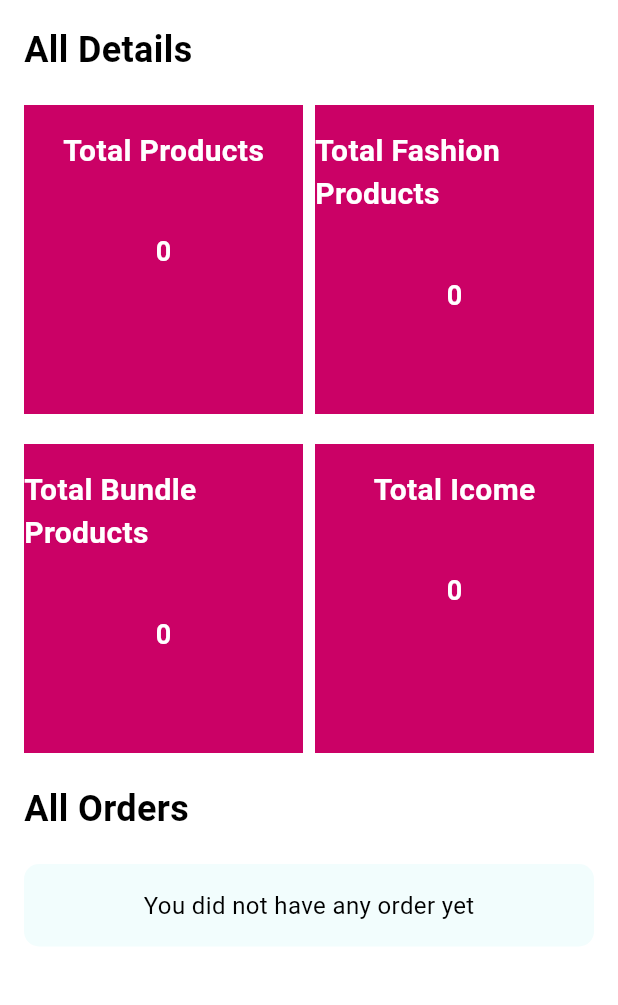
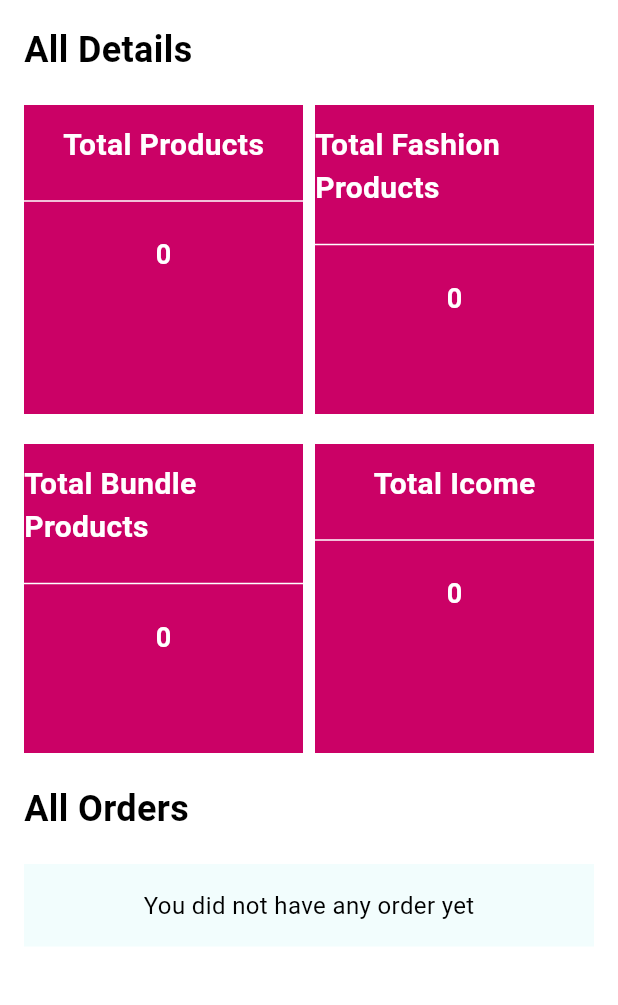
Before and after one commit to ba138/Citta_Admin_Panel, a Flutter app: the MainScreen screen opened directly, on a phone screen of 412 x 824 dp, the part 108-1113 px from its top. Run offline on Flutter 3.47's test engine with Material 3 defaults, Android fonts, the phone set to English and light mode, and no system bars; our stand-ins replace cloud_firestore, fancy_shimmer_image, firebase_auth, firebase_core, firebase_storage, fluttertoast and 2 more; missing offline and left inert: dart:html; accounts and stored records are empty; key blocks and very long unbroken strings in the code were emptied for the run.

Commit message:
changes to make ui better

```diff
--- a/lib/screens/dashboard_screen.dart
+++ b/lib/screens/dashboard_screen.dart
@@ -156,10 +156,12 @@ class _DashboardScreenState extends State<DashboardScreen> {
                                 MobileContainer(
                                   title: "Total Products",
                                   number: productnumber.toString(),
+                                  color: color,
                                 ),
                                 MobileContainer(
                                   title: "Total Fashion Products",
                                   number: fashionNumber.toString(),
+                                  color: color,
                                 ),
                               ],
                             ),
@@ -172,10 +174,12 @@ class _DashboardScreenState extends State<DashboardScreen> {
                                 MobileContainer(
                                   title: "Total Bundle Products",
                                   number: bundleNumber.toString(),
+                                  color: color,
                                 ),
                                 MobileContainer(
                                   title: "Total Icome",
                                   number: totlaIcome.toString(),
+                                  color: color,
                                 ),
                               ],
                             ),
@@ -190,17 +194,21 @@ class _DashboardScreenState extends State<DashboardScreen> {
                           mainAxisAlignment: MainAxisAlignment.spaceBetween,
                           children: [
                             WebContainer(
-                                number: productnumber.toString(),
-                                title: "Total Products"),
+                              number: productnumber.toString(),
+                              title: "Total Products",
+                            ),
                             WebContainer(
-                                number: fashionNumber.toString(),
-                                title: "Total Fashion Products"),
+                              number: fashionNumber.toString(),
+                              title: "Total Fashion Products",
+                            ),
                             WebContainer(
-                                number: bundleNumber.toString(),
-                                title: "Total Bundle Packs"),
+                              number: bundleNumber.toString(),
+                              title: "Total Bundle Packs",
+                            ),
                             WebContainer(
-                                number: "₹${totlaIcome.toString()}",
-                                title: "Total Income"),
+                              number: "₹${totlaIcome.toString()}",
+                              title: "Total Income",
+                            ),
                           ],
                         ),
                       ),
--- a/lib/widgets/mobile_container.dart
+++ b/lib/widgets/mobile_container.dart
@@ -1,9 +1,14 @@
 import 'package:flutter/material.dart';
 
 class MobileContainer extends StatelessWidget {
-  const MobileContainer({super.key, required this.title, required this.number});
+  const MobileContainer(
+      {super.key,
+      required this.title,
+      required this.number,
+      required this.color});
   final String title;
   final String number;
+  final Color color;
   @override
   Widget build(BuildContext context) {
     return Container(
@@ -13,7 +18,7 @@ class MobileContainer extends StatelessWidget {
       child: Column(
         children: [
           const SizedBox(
-            height: 16,
+            height: 12,
           ),
           Text(
             title,
@@ -24,7 +29,13 @@ class MobileContainer extends StatelessWidget {
             ),
           ),
           const SizedBox(
-            height: 40,
+            height: 15,
+          ),
+          const Divider(
+            color: Colors.white,
+          ),
+          const SizedBox(
+            height: 15,
           ),
           Text(
             number,
--- a/lib/widgets/order_listview.dart
+++ b/lib/widgets/order_listview.dart
@@ -19,7 +19,7 @@ class OrdersList extends StatelessWidget {
       padding: const EdgeInsets.all(defaultPadding),
       decoration: BoxDecoration(
         color: Theme.of(context).cardColor,
-        borderRadius: const BorderRadius.all(Radius.circular(10)),
+        borderRadius: const BorderRadius.all(Radius.circular(0)),
       ),
       child: StreamBuilder<QuerySnapshot>(
         stream: FirebaseFirestore.instance
```
Also changed, not shown: lib/widgets/web_container.dart (+38 -9 lines).
